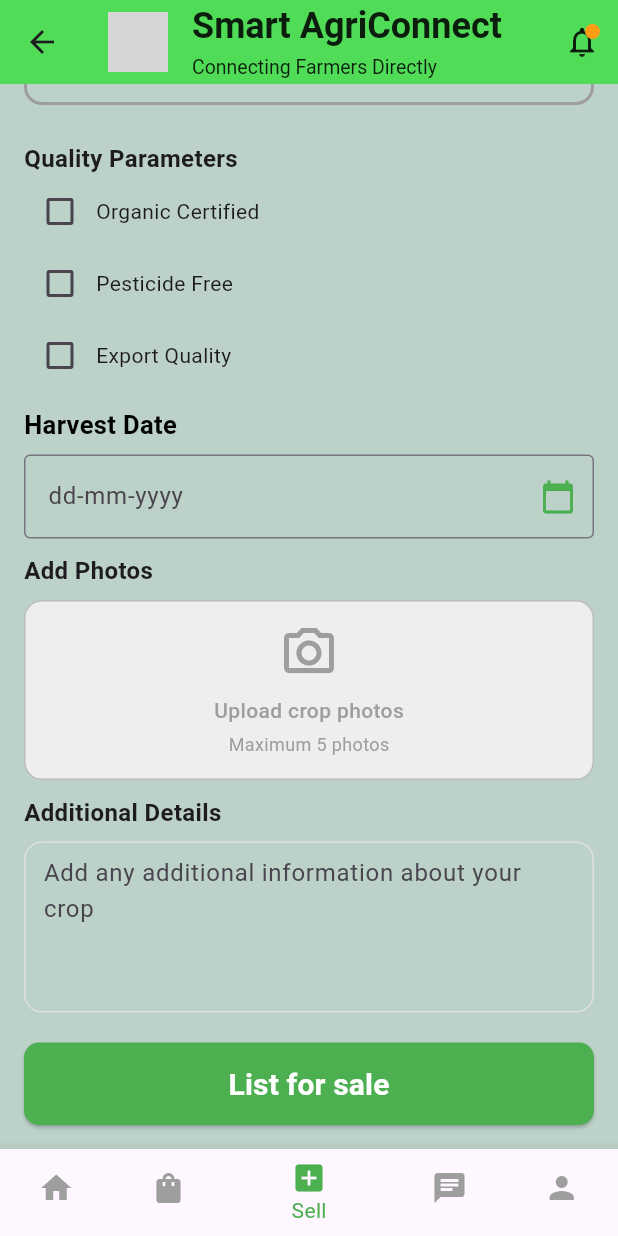
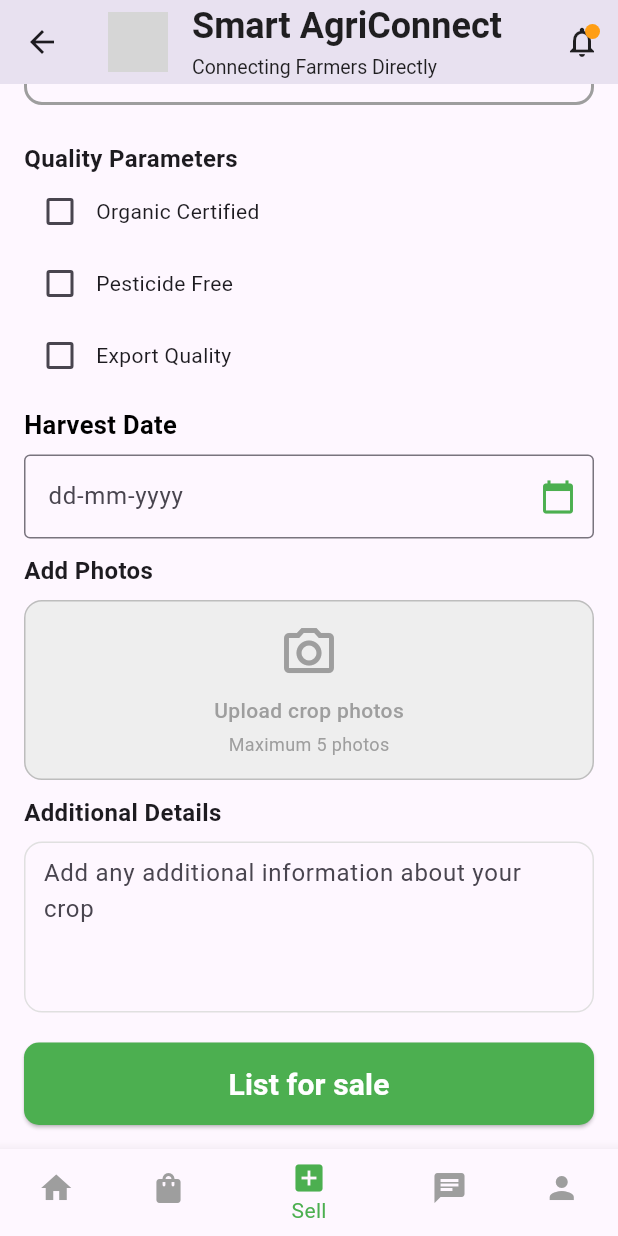
Before and after one commit to jaswanth4237/Flutter-Codes, a Flutter app: the SalesUi screen opened directly, scrolled down 395 dp, on a phone screen of 412 x 824 dp. Run offline on Flutter 3.47's test engine with Material 3 defaults, Android fonts, the phone set to English and light mode, and no system bars; our stand-ins replace device_preview; grey boxes are pictures that could not be loaded.

Commit message:
updated the sell page

```diff
--- a/smart_agri_connect/lib/sell.dart
+++ b/smart_agri_connect/lib/sell.dart
@@ -58,7 +58,7 @@
               ),
             ),
 
-            padding: EdgeInsets.all(4), // spacing between border and avatar
+            padding: EdgeInsets.all(4),
             child: CircleAvatar(
               radius: 30,
               backgroundImage: AssetImage(asset),
@@ -95,7 +95,7 @@
 
     return Scaffold(
       appBar: AppBar(
-        backgroundColor: const Color.fromARGB(231, 61, 230, 64),
+        // backgroundColor: const Color.fromARGB(231, 61, 230, 64),
         title: Row(
           children: [
             Container(
@@ -158,7 +158,7 @@
       ),
 
       body: Container(
-        color: Color.fromRGBO(188, 209, 200,112),
+        // color: Color.fromRGBO(188, 209, 200,112),
         child: SingleChildScrollView(
           child: Padding(
             padding: const EdgeInsets.all(16.0),
```
